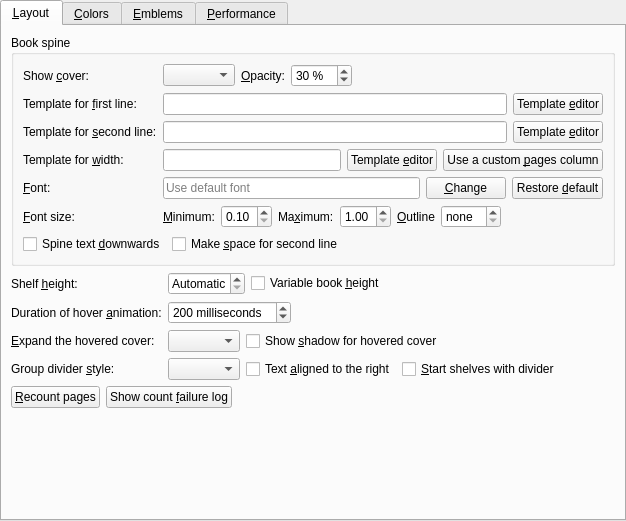
First picture: the form in src/calibre/gui2/preferences/look_feel_tabs/bookshelf_view.ui, repository debian-calibre/calibre, before the edit.
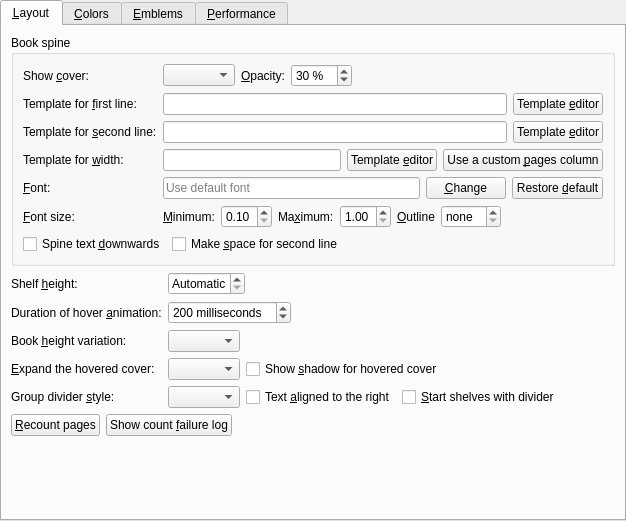
Second picture: the form after the edit. Icons and pictures are not drawn. Custom widgets are drawn as their Qt base class.

The edit to the form file:
```diff
--- a/src/calibre/gui2/preferences/look_feel_tabs/bookshelf_view.ui
+++ b/src/calibre/gui2/preferences/look_feel_tabs/bookshelf_view.ui
@@ -32,8 +32,6 @@
      </widget>
     </item>
     <item row="2" column="1">
-     <layout class="QHBoxLayout" name="horizontalLayout_5">
-      <item>
        <widget class="QSpinBox" name="opt_bookshelf_height">
         <property name="toolTip">
          <string>Control the height of the book shelves, in pixels. The default is to choose a height automatically based on the size of the screen. Note that if you change the height, the cover thumbnail cache will need to be re-populated so scrolling might be a little slow to start with.</string>
@@ -52,14 +50,22 @@
         </property>
        </widget>
       </item>
-      <item>
-       <widget class="QCheckBox" name="opt_bookshelf_variable_height">
+    <item row="4" column="0">
+     <widget class="QLabel" name="label_variable_height">
         <property name="text">
-         <string>Variable book &amp;height</string>
+       <string>Book &amp;height variation:</string>
+      </property>
+      <property name="buddy">
+       <cstring>opt_bookshelf_variable_height</cstring>
         </property>
        </widget>
       </item>
-     </layout>
+    <item row="4" column="1">
+     <widget class="QComboBox" name="opt_bookshelf_variable_height">
+      <property name="toolTip">
+       <string>Control how the height of book spines varies on the shelf. "Constant" makes all books the same height. "Constant per group" makes all books in the same group the same height. "Variable" gives each book a unique height.</string>
+      </property>
+     </widget>
     </item>
     <item row="3" column="0">
      <widget class="QLabel" name="label_fade_time">
```
Lines whose indentation alone changed are shown as unchanged.
